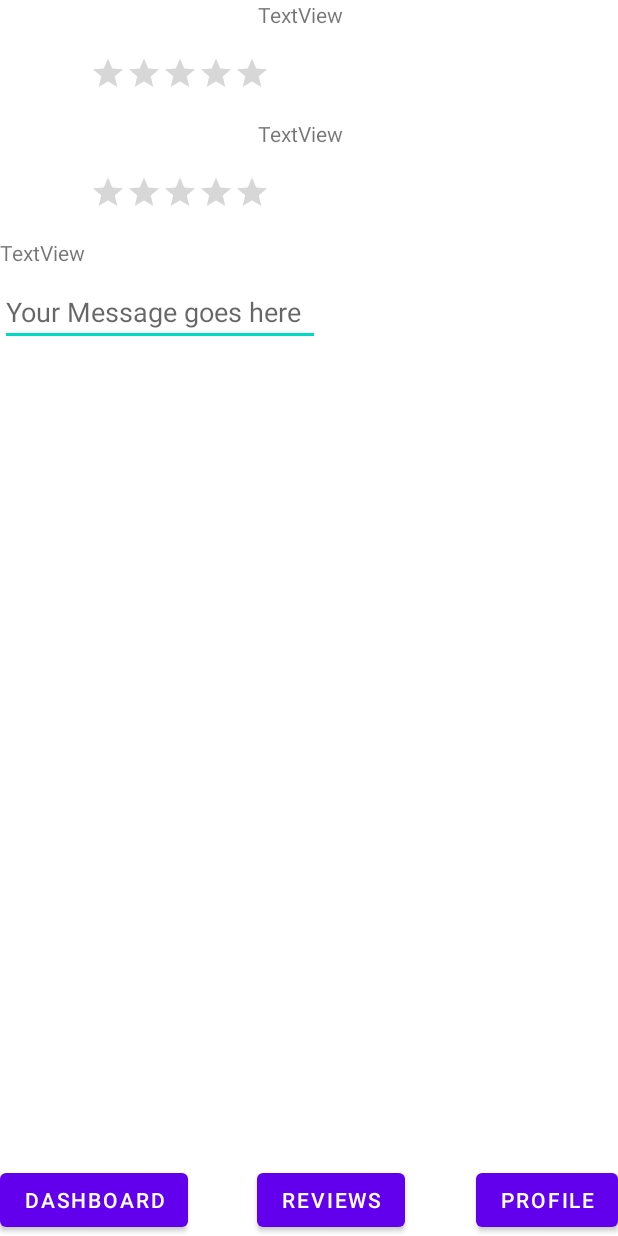
After one commit to nwHackTeam9/SafeHubs, an Android app: the layout review.xml on its own in the app's theme, with its tools: preview values and no code run, on a phone screen of 412 x 824 dp. The commit adds this screen. Run offline under Robolectric (Android 15) with nearby library versions, the phone set to English and light mode, and no system bars.

Commit message:
start working on Reviews xml

```diff
--- a/app/src/main/java/com/team9/safehubs/MainActivity.java
+++ b/app/src/main/java/com/team9/safehubs/MainActivity.java
@@ -4,6 +4,8 @@ import androidx.appcompat.app.AppCompatActivity;
 
 import android.os.Bundle;
 import android.util.Log;
+import android.view.View;
+import android.widget.Button;
 
 import com.google.android.gms.common.api.Status;
 import com.google.android.gms.maps.CameraUpdateFactory;
@@ -20,11 +22,13 @@ import com.google.android.libraries.places.widget.listener.PlaceSelectionListene
 import com.google.firebase.database.DatabaseReference;
 import com.google.firebase.database.FirebaseDatabase;
 import com.google.firebase.database.annotations.NotNull;
+import com.google.firebase.database.core.view.Event;
 
 import java.util.Arrays;
+import java.util.EventListener;
 
 public class MainActivity extends AppCompatActivity
-        implements OnMapReadyCallback {
+        implements OnMapReadyCallback, EventListener {
 
     @Override
     protected void onCreate(Bundle savedInstanceState) {
@@ -65,6 +69,15 @@ public class MainActivity extends AppCompatActivity
         SupportMapFragment mapFragment = (SupportMapFragment) getSupportFragmentManager()
                 .findFragmentById(R.id.mapView);
         mapFragment.getMapAsync(this);
+
+
+        final Button button = findViewById(R.id.btnProfile);
+        button.setOnClickListener(new View.OnClickListener() {
+            public void onClick(View v) {
+                // Code here executes on main thread after user presses butto
+                setContentView(R.layout.activity_main);
+            }
+        });
     }
 
     @Override
@@ -74,4 +87,6 @@ public class MainActivity extends AppCompatActivity
                 .position(sydney)
                 .title("Marker in Sydney"));
     }
+
+
 }
--- /dev/null
+++ b/app/src/main/java/com/team9/safehubs/ReviewActivity.java
@@ -0,0 +1,23 @@
+package com.team9.safehubs;
+
+import android.os.Bundle;
+import android.view.View;
+import android.widget.Button;
+
+public class ReviewActivity extends MainActivity {
+
+        @Override
+        protected void onCreate(Bundle savedInstanceState) {
+            super.onCreate(savedInstanceState);
+
+            setContentView(R.layout.activity_main);
+
+            final Button button = findViewById(R.id.btnProfile);
+            button.setOnClickListener(new View.OnClickListener() {
+                public void onClick(View v) {
+                    // Code here executes on main thread after user presses butto
+                    setContentView(R.layout.activity_main);
+                }
+            });
+        }
+}
--- a/app/src/main/res/layout/activity_main.xml
+++ b/app/src/main/res/layout/activity_main.xml
@@ -25,6 +25,14 @@
         tools:context="com.example.mapwithmarker.MapsMarkerActivity" />
 
     <Button
+        android:id="@+id/btnProfile"
+        android:layout_width="wrap_content"
+        android:layout_height="wrap_content"
+        android:text="Profile"
+        app:layout_constraintBottom_toBottomOf="parent"
+        app:layout_constraintEnd_toEndOf="parent" />
+
+    <Button
         android:id="@+id/btnDashboard"
         android:layout_width="wrap_content"
         android:layout_height="wrap_content"
@@ -39,14 +47,7 @@
         android:text="Reviews"
         app:layout_constraintBottom_toBottomOf="parent"
         app:layout_constraintEnd_toStartOf="@+id/btnProfile"
+        app:layout_constraintHorizontal_bias="0.494"
         app:layout_constraintStart_toEndOf="@+id/btnDashboard" />
 
-    <Button
-        android:id="@+id/btnProfile"
-        android:layout_width="wrap_content"
-        android:layout_height="wrap_content"
-        android:text="Profile"
-        app:layout_constraintBottom_toBottomOf="parent"
-        app:layout_constraintEnd_toEndOf="parent" />
-
 </androidx.constraintlayout.widget.ConstraintLayout>
--- /dev/null
+++ b/app/src/main/res/layout/review.xml
@@ -0,0 +1,130 @@
+<androidx.constraintlayout.widget.ConstraintLayout xmlns:android="http://schemas.android.com/apk/res/android"
+    xmlns:app="http://schemas.android.com/apk/res-auto"
+    xmlns:tools="http://schemas.android.com/tools"
+    android:id="@+id/rb1"
+    android:layout_width="match_parent"
+    android:layout_height="match_parent"
+    tools:context=".ReviewActivity">
+
+    <RatingBar
+        android:id="@+id/ratingBar3"
+        android:layout_width="wrap_content"
+        android:layout_height="41dp"
+        android:layout_marginTop="7dp"
+        android:scaleX="0.5"
+        android:scaleY="0.5"
+        app:layout_constraintTop_toBottomOf="@+id/textView11"
+        tools:layout_editor_absoluteX="85dp" />
+
+    <RatingBar
+        android:id="@+id/ratingBar5"
+        android:layout_width="wrap_content"
+        android:layout_height="41dp"
+        android:layout_marginTop="7dp"
+        android:scaleX="0.5"
+        android:scaleY="0.5"
+        app:layout_constraintTop_toBottomOf="@+id/textView13"
+        tools:layout_editor_absoluteX="85dp" />
+
+    <RatingBar
+        android:id="@+id/ratingBar4"
+        android:layout_width="wrap_content"
+        android:layout_height="41dp"
+        android:layout_marginTop="7dp"
+        android:scaleX="0.5"
+        android:scaleY="0.5"
+        app:layout_constraintTop_toBottomOf="@+id/textView14"
+        tools:layout_editor_absoluteX="85dp" />
+
+    <Button
+        android:id="@+id/btnProfile"
+        android:layout_width="wrap_content"
+        android:layout_height="wrap_content"
+        android:text="Profile"
+        app:layout_constraintBottom_toBottomOf="parent"
+        app:layout_constraintEnd_toEndOf="parent" />
+
+    <Button
+        android:id="@+id/btnDashboard"
+        android:layout_width="wrap_content"
+        android:layout_height="wrap_content"
+        android:text="Dashboard"
+        app:layout_constraintBottom_toBottomOf="parent"
+        app:layout_constraintStart_toStartOf="parent" />
+
+    <Button
+        android:id="@+id/btnReviews"
+        android:layout_width="wrap_content"
+        android:layout_height="wrap_content"
+        android:text="Reviews"
+        app:layout_constraintBottom_toBottomOf="parent"
+        app:layout_constraintEnd_toStartOf="@+id/btnProfile"
+        app:layout_constraintHorizontal_bias="0.494"
+        app:layout_constraintStart_toEndOf="@+id/btnDashboard" />
+
+    <androidx.constraintlayout.widget.Guideline
+        android:id="@+id/guideline"
+        android:layout_width="wrap_content"
+        android:layout_height="wrap_content"
+        android:orientation="vertical"
+        app:layout_constraintGuide_begin="16dp" />
+
+    <TextView
+        android:id="@+id/textView8"
+        android:layout_width="wrap_content"
+        android:layout_height="wrap_content"
+        android:layout_marginBottom="52dp"
+        android:text="Reviews"
+        app:layout_constraintBottom_toTopOf="@+id/textView14"
+        tools:layout_editor_absoluteX="16dp" />
+
+    <TextView
+        android:id="@+id/textView14"
+        android:layout_width="wrap_content"
+        android:layout_height="wrap_content"
+        android:layout_marginStart="172dp"
+        android:layout_marginBottom="60dp"
+        android:text="TextView"
+        app:layout_constraintBottom_toTopOf="@+id/textView11"
+        app:layout_constraintStart_toStartOf="parent" />
+
+    <TextView
+        android:id="@+id/textView11"
+        android:layout_width="wrap_content"
+        android:layout_height="wrap_content"
+        android:layout_marginStart="172dp"
+        android:text="TextView"
+        app:layout_constraintStart_toStartOf="parent"
+        tools:layout_editor_absoluteY="167dp" />
+
+    <TextView
+        android:id="@+id/textView13"
+        android:layout_width="wrap_content"
+        android:layout_height="wrap_content"
+        android:layout_marginStart="172dp"
+        android:layout_marginTop="60dp"
+        android:text="TextView"
+        app:layout_constraintStart_toStartOf="parent"
+        app:layout_constraintTop_toBottomOf="@+id/textView11" />
+
+    <TextView
+        android:id="@+id/textView15"
+        android:layout_width="wrap_content"
+        android:layout_height="wrap_content"
+        android:layout_marginTop="60dp"
+        android:text="TextView"
+        app:layout_constraintTop_toBottomOf="@+id/textView13"
+        tools:layout_editor_absoluteX="173dp" />
+
+    <EditText
+        android:id="@+id/editTextTextPersonName7"
+        android:layout_width="wrap_content"
+        android:layout_height="wrap_content"
+        android:layout_marginTop="7dp"
+        android:ems="10"
+        android:hint="Your Message goes here"
+        android:inputType="textLongMessage|text"
+        app:layout_constraintTop_toBottomOf="@+id/textView15"
+        tools:layout_editor_absoluteX="100dp" />
+
+</androidx.constraintlayout.widget.ConstraintLayout>
```
Also changed, not shown: gradle/wrapper/gradle-wrapper.properties.
